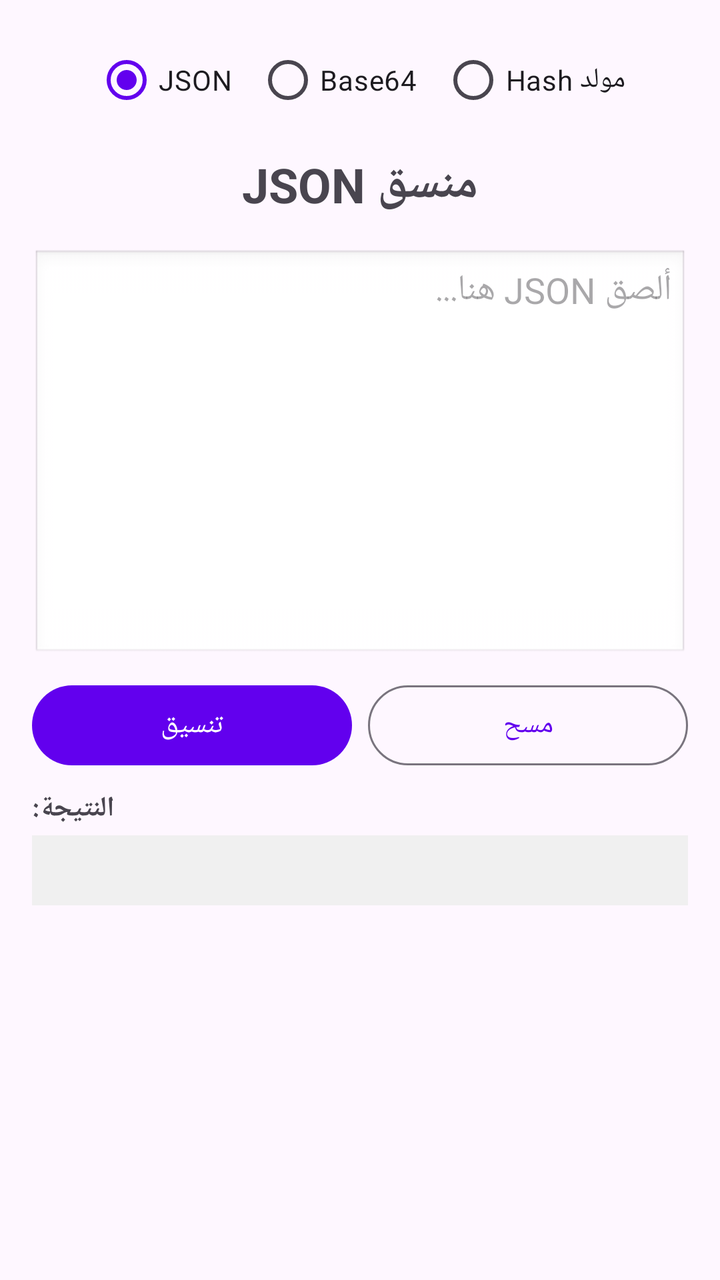
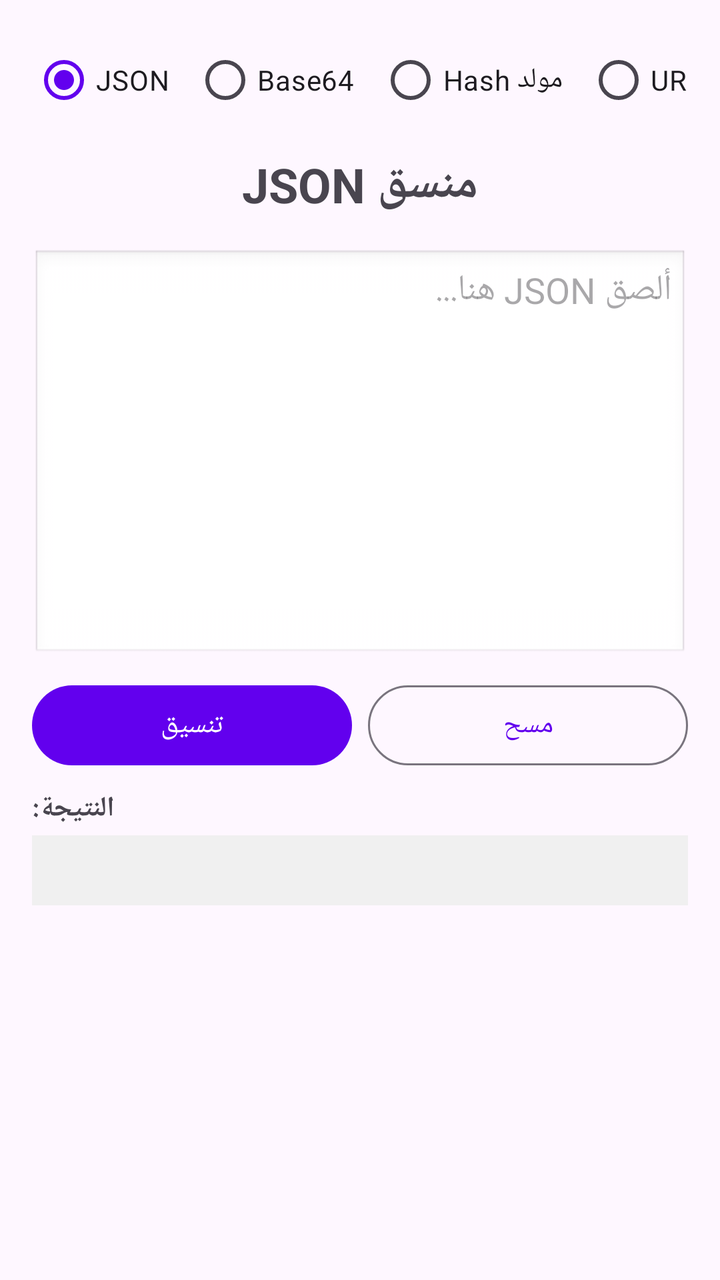

Before-and-after screenshots of an Android layout around one commit, followed by the original layout XML and the change that was made.
<!-- AndroidManifest.xml: application theme Theme.DevUtils -->
<!-- res/layout/activity_main.xml -->
<?xml version="1.0" encoding="utf-8"?>
<LinearLayout xmlns:android="http://schemas.android.com/apk/res/android"
    android:layout_width="match_parent"
    android:layout_height="match_parent"
    android:orientation="vertical"
    android:padding="16dp">

    <RadioGroup
        android:id="@+id/rgMode"
        android:layout_width="match_parent"
        android:layout_height="wrap_content"
        android:orientation="horizontal"
        android:gravity="center"
        android:layout_marginBottom="12dp">

        <RadioButton
            android:id="@+id/rbJson"
            android:layout_width="wrap_content"
            android:layout_height="wrap_content"
            android:checked="true"
            android:text="JSON"
            android:paddingEnd="12dp" />

        <RadioButton
            android:id="@+id/rbBase64"
            android:layout_width="wrap_content"
            android:layout_height="wrap_content"
            android:text="Base64"
            android:paddingEnd="12dp" />

        <RadioButton
            android:id="@+id/rbHash"
            android:layout_width="wrap_content"
            android:layout_height="wrap_content"
            android:text="مولد Hash" />
    </RadioGroup>

    <TextView
        android:id="@+id/tvToolTitle"
        android:layout_width="wrap_content"
        android:layout_height="wrap_content"
        android:text="منسق JSON"
        android:textSize="24sp"
        android:textStyle="bold"
        android:layout_gravity="center"
        android:layout_marginBottom="16dp"/>

    <EditText
        android:id="@+id/etInput"
        android:layout_width="match_parent"
        android:layout_height="0dp"
        android:layout_weight="1"
        android:hint="ألصق JSON هنا..."
        android:gravity="top|start"
        android:inputType="textMultiLine"
        android:background="@android:drawable/edit_text"
        android:padding="8dp"/>

    <LinearLayout
        android:id="@+id/llJsonActions"
        android:layout_width="match_parent"
        android:layout_height="wrap_content"
        android:orientation="horizontal"
        android:layout_marginTop="8dp"
        android:layout_marginBottom="8dp">

        <Button
            android:id="@+id/btnFormat"
            android:layout_width="0dp"
            android:layout_height="wrap_content"
            android:layout_weight="1"
            android:layout_marginEnd="4dp"
            android:text="تنسيق"/>

        <Button
            android:id="@+id/btnClear"
            android:layout_width="0dp"
            android:layout_height="wrap_content"
            android:layout_weight="1"
            android:layout_marginStart="4dp"
            android:text="مسح"
            style="?attr/materialButtonOutlinedStyle"/>
    </LinearLayout>

    <LinearLayout
        android:id="@+id/llBase64Actions"
        android:layout_width="match_parent"
        android:layout_height="wrap_content"
        android:orientation="horizontal"
        android:visibility="gone"
        android:layout_marginTop="8dp"
        android:layout_marginBottom="8dp">

        <Button
            android:id="@+id/btnEncode"
            android:layout_width="0dp"
            android:layout_height="wrap_content"
            android:layout_weight="1"
            android:layout_marginEnd="4dp"
            android:text="تشفير (Encode)"/>

        <Button
            android:id="@+id/btnDecode"
            android:layout_width="0dp"
            android:layout_height="wrap_content"
            android:layout_weight="1"
            android:layout_marginStart="4dp"
            android:text="فك تشفير (Decode)"
            style="?attr/materialButtonOutlinedStyle"/>
    </LinearLayout>

    <LinearLayout
        android:id="@+id/llHashActions"
        android:layout_width="match_parent"
        android:layout_height="wrap_content"
        android:orientation="vertical"
        android:visibility="gone"
        android:layout_marginTop="8dp"
        android:layout_marginBottom="8dp">

        <Button
            android:id="@+id/btnGenerateHash"
            android:layout_width="match_parent"
            android:layout_height="wrap_content"
            android:text="توليد Hash"/>
    </LinearLayout>

    <TextView
        android:id="@+id/tvOutputLabel"
        android:layout_width="wrap_content"
        android:layout_height="wrap_content"
        android:text="النتيجة:"
        android:textStyle="bold"
        android:layout_marginBottom="4dp"/>

    <ScrollView
        android:layout_width="match_parent"
        android:layout_height="0dp"
        android:layout_weight="1">

        <TextView
            android:id="@+id/etOutput"
            android:layout_width="match_parent"
            android:layout_height="wrap_content"
            android:background="#F0F0F0"
            android:padding="8dp"
            android:textIsSelectable="true"
            android:fontFamily="monospace"/>
    </ScrollView>
</LinearLayout>
<!-- resources referenced by this layout -->
<resources>
  <style name="Theme.DevUtils" parent="Theme.Material3.DayNight.NoActionBar">
          <item name="colorPrimary">#6200EE</item>
          <item name="colorPrimaryVariant">#3700B3</item>
          <item name="colorOnPrimary">#FFFFFF</item>
      </style>
</resources>

<!-- the commit's change to res/layout/activity_main.xml (unified diff, before → after) -->
@@ -5,35 +5,56 @@
     android:orientation="vertical"
     android:padding="16dp">
 
-    <RadioGroup
-        android:id="@+id/rgMode"
-        android:layout_width="match_parent"
-        android:layout_height="wrap_content"
-        android:orientation="horizontal"
-        android:gravity="center"
+    <HorizontalScrollView
+        android:layout_width="match_parent"
+        android:layout_height="wrap_content"
+        android:fillViewport="false"
+        android:scrollbars="none"
         android:layout_marginBottom="12dp">
 
-        <RadioButton
-            android:id="@+id/rbJson"
+        <RadioGroup
+            android:id="@+id/rgMode"
             android:layout_width="wrap_content"
             android:layout_height="wrap_content"
-            android:checked="true"
-            android:text="JSON"
-            android:paddingEnd="12dp" />
-
-        <RadioButton
-            android:id="@+id/rbBase64"
-            android:layout_width="wrap_content"
-            android:layout_height="wrap_content"
-            android:text="Base64"
-            android:paddingEnd="12dp" />
-
-        <RadioButton
-            android:id="@+id/rbHash"
-            android:layout_width="wrap_content"
-            android:layout_height="wrap_content"
-            android:text="مولد Hash" />
-    </RadioGroup>
+            android:orientation="horizontal"
+            android:gravity="center_vertical">
+
+            <RadioButton
+                android:id="@+id/rbJson"
+                android:layout_width="wrap_content"
+                android:layout_height="wrap_content"
+                android:checked="true"
+                android:text="JSON"
+                android:paddingEnd="12dp" />
+
+            <RadioButton
+                android:id="@+id/rbBase64"
+                android:layout_width="wrap_content"
+                android:layout_height="wrap_content"
+                android:text="Base64"
+                android:paddingEnd="12dp" />
+
+            <RadioButton
+                android:id="@+id/rbHash"
+                android:layout_width="wrap_content"
+                android:layout_height="wrap_content"
+                android:text="مولد Hash"
+                android:paddingEnd="12dp" />
+
+            <RadioButton
+                android:id="@+id/rbUrl"
+                android:layout_width="wrap_content"
+                android:layout_height="wrap_content"
+                android:text="محول URL"
+                android:paddingEnd="12dp" />
+
+            <RadioButton
+                android:id="@+id/rbUuid"
+                android:layout_width="wrap_content"
+                android:layout_height="wrap_content"
+                android:text="مولد UUID" />
+        </RadioGroup>
+    </HorizontalScrollView>
 
     <TextView
         android:id="@+id/tvToolTitle"
@@ -43,7 +64,7 @@
         android:textSize="24sp"
         android:textStyle="bold"
         android:layout_gravity="center"
-        android:layout_marginBottom="16dp"/>
+        android:layout_marginBottom="16dp" />
 
     <EditText
         android:id="@+id/etInput"
@@ -54,7 +75,7 @@
         android:gravity="top|start"
         android:inputType="textMultiLine"
         android:background="@android:drawable/edit_text"
-        android:padding="8dp"/>
+        android:padding="8dp" />
 
     <LinearLayout
         android:id="@+id/llJsonActions"
@@ -70,7 +91,7 @@
             android:layout_height="wrap_content"
             android:layout_weight="1"
             android:layout_marginEnd="4dp"
-            android:text="تنسيق"/>
+            android:text="تنسيق" />
 
         <Button
             android:id="@+id/btnClear"
@@ -79,7 +100,7 @@
             android:layout_weight="1"
             android:layout_marginStart="4dp"
             android:text="مسح"
-            style="?attr/materialButtonOutlinedStyle"/>
+            style="?attr/materialButtonOutlinedStyle" />
     </LinearLayout>
 
     <LinearLayout
@@ -97,7 +118,7 @@
             android:layout_height="wrap_content"
             android:layout_weight="1"
             android:layout_marginEnd="4dp"
-            android:text="تشفير (Encode)"/>
+            android:text="تشفير (Encode)" />
 
         <Button
             android:id="@+id/btnDecode"
@@ -106,7 +127,7 @@
             android:layout_weight="1"
             android:layout_marginStart="4dp"
             android:text="فك تشفير (Decode)"
-            style="?attr/materialButtonOutlinedStyle"/>
+            style="?attr/materialButtonOutlinedStyle" />
     </LinearLayout>
 
     <LinearLayout
@@ -122,7 +143,57 @@
             android:id="@+id/btnGenerateHash"
             android:layout_width="match_parent"
             android:layout_height="wrap_content"
-            android:text="توليد Hash"/>
+            android:text="توليد Hash" />
+    </LinearLayout>
+
+    <LinearLayout
+        android:id="@+id/llUrlActions"
+        android:layout_width="match_parent"
+        android:layout_height="wrap_content"
+        android:orientation="horizontal"
+        android:visibility="gone"
+        android:layout_marginTop="8dp"
+        android:layout_marginBottom="8dp">
+
+        <Button
+            android:id="@+id/btnUrlEncode"
+            android:layout_width="0dp"
+            android:layout_height="wrap_content"
+            android:layout_weight="1"
+            android:layout_marginEnd="4dp"
+            android:text="تشفير URL" />
+
+        <Button
+            android:id="@+id/btnUrlDecode"
+            android:layout_width="0dp"
+            android:layout_height="wrap_content"
+            android:layout_weight="1"
+            android:layout_marginStart="4dp"
+            android:text="فك تشفير URL"
+            style="?attr/materialButtonOutlinedStyle" />
+    </LinearLayout>
+
+    <LinearLayout
+        android:id="@+id/llUuidActions"
+        android:layout_width="match_parent"
+        android:layout_height="wrap_content"
+        android:orientation="vertical"
+        android:visibility="gone"
+        android:layout_marginTop="8dp"
+        android:layout_marginBottom="8dp">
+
+        <Button
+            android:id="@+id/btnGenerateUuid"
+            android:layout_width="match_parent"
+            android:layout_height="wrap_content"
+            android:text="توليد UUID جديد" />
+
+        <Button
+            android:id="@+id/btnCopyUuid"
+            android:layout_width="match_parent"
+            android:layout_height="wrap_content"
+            android:text="نسخ للحافظة"
+            style="?attr/materialButtonOutlinedStyle" />
     </LinearLayout>
 
     <TextView
@@ -131,7 +202,7 @@
         android:layout_height="wrap_content"
         android:text="النتيجة:"
         android:textStyle="bold"
-        android:layout_marginBottom="4dp"/>
+        android:layout_marginBottom="4dp" />
 
     <ScrollView
         android:layout_width="match_parent"
@@ -145,6 +216,6 @@
             android:background="#F0F0F0"
             android:padding="8dp"
             android:textIsSelectable="true"
-            android:fontFamily="monospace"/>
+            android:fontFamily="monospace" />
     </ScrollView>
 </LinearLayout>
